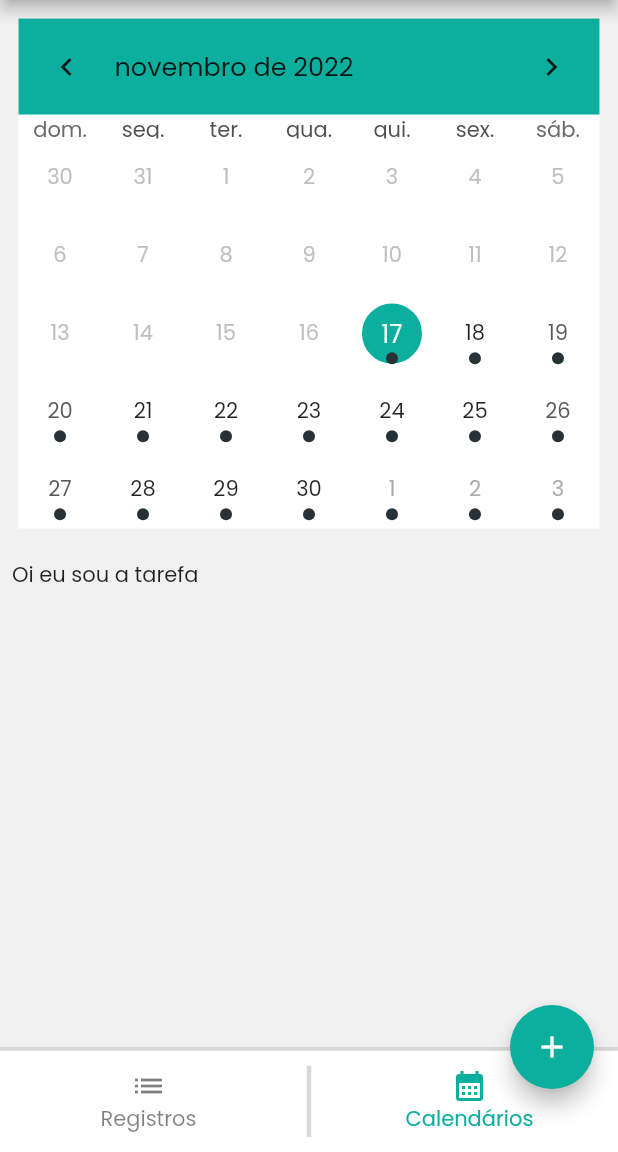
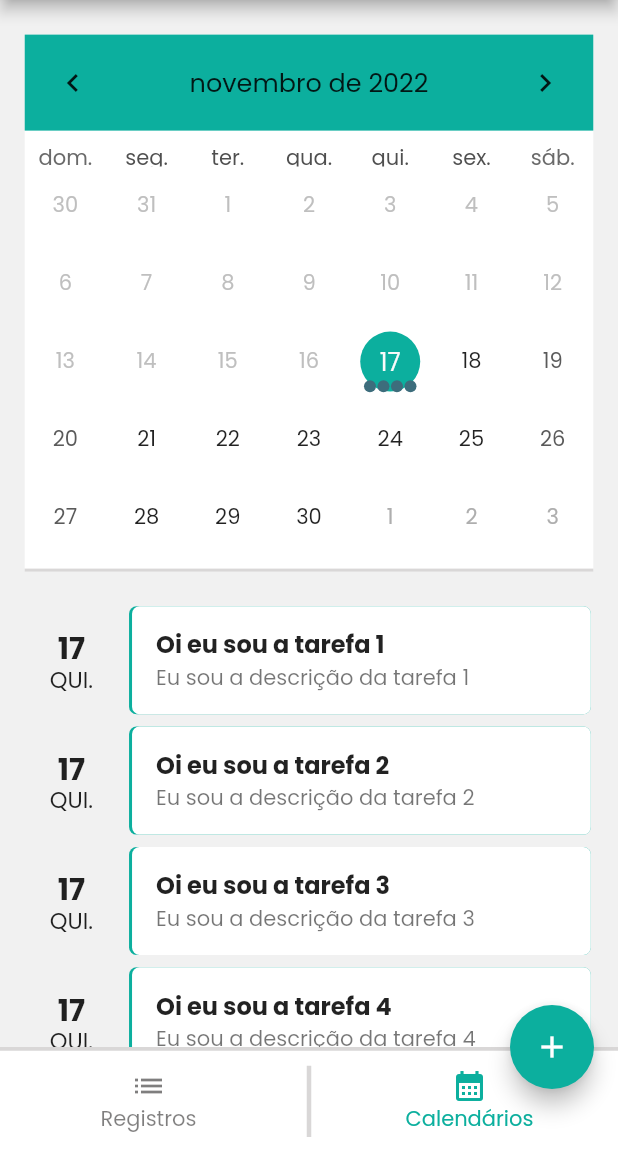
Before and after one commit to RafaMC03/Tasker, a Flutter app: the screen it shows once a user with an empty profile is signed in, swiped to page 2, on a phone screen of 412 x 824 dp, the part 84-1236 px from its top. Run offline on Flutter 3.47's test engine with Material 2 defaults, Android fonts, the phone set to English and light mode, and no system bars; drawn by our look-alikes of table_calendar; our stand-ins replace bot_toast, date_format, firebase_auth, firebase_core, google_fonts, page_transition; accounts and stored records are empty.

Commit message:
{Estilo de Tarefas & Correções} no Calendario

```diff
--- a/lib/modules/home/pages/cadastroTarefas.dart
+++ b/lib/modules/home/pages/cadastroTarefas.dart
@@ -1,7 +1,6 @@
 import 'package:flutter/material.dart';
 import 'package:tasker/modules/home/controllers/controller.dart';
 import 'package:tasker/shared/components/botoes/botao_componente.dart';
-import 'package:tasker/shared/components/campo_form/campo_form_componente.dart';
 import 'package:tasker/shared/components/campo_form/campo_form_tarefas.dart';
 
 final controllerTitulo = TextEditingController();
@@ -83,7 +82,7 @@ class _cadTarefasState extends State<cadTarefas> {
                       texto: 'Cadastrar tarefa',
                       corFundo: const Color.fromARGB(255, 12, 175, 158),
                       onPressed: () {
-                        Navigator.pop(context);
+                        Navigator.pop(context); // usar a função DateFormat('dd/MM/yyyy').format(data) para passar a data pro banco
                       },
                       corTexto: Colors.white),
                 ),
--- a/lib/modules/home/pages/calendario.dart
+++ b/lib/modules/home/pages/calendario.dart
@@ -1,6 +1,8 @@
 import 'package:flutter/material.dart';
 import 'package:table_calendar/table_calendar.dart';
 import 'package:tasker/modules/home/models/tarefa_model.dart';
+import 'package:date_format/date_format.dart';
+import 'package:intl/intl.dart';
 
 class Calendario extends StatefulWidget {
   const Calendario({super.key});
@@ -12,10 +14,33 @@ class Calendario extends StatefulWidget {
 class _CalendarioState extends State<Calendario> {
   DateTime _selectedDay = DateTime.now();
   DateTime _focusedDay = DateTime.now();
-  Map<String, List<TarefaAgendada>>? selectedTarefas = {};
+  Map<String, List<TarefaAgendada>>? selectedTarefas = {
+    '17/11/2022': [
+      TarefaAgendada(
+          titulo: "Oi eu sou a tarefa 1",
+          descricao: "Eu sou a descrição da tarefa 1",
+          data: "17/11/2022",
+          id: "1"),
+      TarefaAgendada(
+          titulo: "Oi eu sou a tarefa 2",
+          descricao: "Eu sou a descrição da tarefa 2",
+          data: "17/11/2022",
+          id: "2"),
+      TarefaAgendada(
+          titulo: "Oi eu sou a tarefa 3",
+          descricao: "Eu sou a descrição da tarefa 3",
+          data: "17/11/2022",
+          id: "3"),
+      TarefaAgendada(
+          titulo: "Oi eu sou a tarefa 4",
+          descricao: "Eu sou a descrição da tarefa 4",
+          data: "17/11/2022",
+          id: "4"),
+    ]
+  };
   List<TarefaAgendada>? tarefasTemp = [];
   List<TarefaAgendada> _getEventsfromDay(DateTime data) {
-    return selectedTarefas?[data] ?? [TarefaAgendada(titulo: "Oi eu sou a tarefa", descricao: "eu sou a descrição da tarefa", data: "10/10/2010", id: "1")];
+    return selectedTarefas?[DateFormat('dd/MM/yyyy').format(data)] ?? [];
   }
 
   @override
@@ -25,19 +50,37 @@ class _CalendarioState extends State<Calendario> {
       body: ListView(
         children: [
           Padding(
-            padding: EdgeInsets.all(MediaQuery.of(context).size.width * 0.03),
+            padding: EdgeInsets.only(
+                bottom: MediaQuery.of(context).size.height * 0.028,
+                top: MediaQuery.of(context).size.height * 0.028,
+                left: MediaQuery.of(context).size.width * 0.04,
+                right: MediaQuery.of(context).size.width * 0.04),
             child: Container(
               decoration: const BoxDecoration(
-                color: Colors.white
-              ),
+                  color: Colors.white,
+                  border: Border(
+                      bottom: BorderSide(
+                          color: Color.fromARGB(80, 133, 129, 129), width: 2))),
               child: Center(
                   child: TableCalendar(
+                calendarBuilders: CalendarBuilders(
+                  singleMarkerBuilder: (context, date, _) {
+                    return Container(
+                      decoration: const BoxDecoration(
+                          shape: BoxShape.circle,
+                          color: Color.fromARGB(255, 61, 109, 124)),
+                      width: 8.0,
+                      height: 8.0,
+                      margin: const EdgeInsets.symmetric(horizontal: 0.5),
+                    );
+                  },
+                ),
                 eventLoader: _getEventsfromDay,
                 headerStyle: const HeaderStyle(
+                    titleCentered: true,
                     decoration: BoxDecoration(
                       color: Color.fromARGB(255, 12, 175, 158),
-                      )
-                    ),
+                    )),
                 onDaySelected: (selectedDay, focusedDay) {
                   setState(() {
                     _selectedDay = selectedDay;
@@ -47,30 +90,77 @@ class _CalendarioState extends State<Calendario> {
                 selectedDayPredicate: (day) => isSameDay(day, _selectedDay),
                 calendarFormat: CalendarFormat.month,
                 locale: "pt_BR",
-                focusedDay: DateTime.now(),
+                focusedDay: _focusedDay,
                 firstDay: DateTime.now(),
                 lastDay: DateTime.now().add(const Duration(days: 30)),
                 availableCalendarFormats: const {CalendarFormat.month: 'Mês'},
-                onPageChanged: (focusedDay) {
-                    _focusedDay = focusedDay;
-                },
-                calendarStyle: CalendarStyle(
+                calendarStyle: const CalendarStyle(
+                  tablePadding: EdgeInsets.fromLTRB(0, 8, 0, 8),
                   selectedDecoration: BoxDecoration(
-                      color: const Color.fromARGB(255, 12, 175, 158),
+                    color: Color.fromARGB(255, 12, 175, 158),
                     shape: BoxShape.circle,
-                      border: Border.all(
-                          color: const Color.fromARGB(255, 12, 175, 158),
-                          width: 1.5)),
-                  todayTextStyle: const TextStyle(color: Colors.black),
-                  todayDecoration: const BoxDecoration(
+                  ),
+                  todayTextStyle: TextStyle(color: Colors.black),
+                  todayDecoration: BoxDecoration(
                       color: Color.fromARGB(0, 12, 175, 158),
                       shape: BoxShape.circle),
-                ),)
+                ),
+              )),
+            ),
+          ),
+          ..._getEventsfromDay(_selectedDay).map(
+            (TarefaAgendada tarefaAgendada) => Padding(
+                padding: EdgeInsets.fromLTRB(
+                    MediaQuery.of(context).size.width * 0.022,
+                    0,
+                    MediaQuery.of(context).size.height * 0.022,
+                    MediaQuery.of(context).size.width * 0.02),
+                child: Row(
+                  children: [
+                    Expanded(
+                      child: Column(
+                        children: [
+                          Text(
+                            _selectedDay.day.toString(),
+                            style: const TextStyle(
+                                fontWeight: FontWeight.bold, fontSize: 20),
+                          ),
+                          Text(
+                              DateFormat('EEE', 'pt_Br')
+                                  .format(_selectedDay)
+                                  .toUpperCase(),
+                              style: const TextStyle(fontSize: 15, height: 1))
+                        ],
+                      ),
+                    ),
+                    Expanded(
+                      flex: 4,
+                      child: Container(
+                        decoration: BoxDecoration(
+                            color: const Color.fromARGB(255, 12, 175, 158),
+                            borderRadius: BorderRadius.circular(5)),
+                        child: Container(
+                          margin: const EdgeInsetsDirectional.only(start: 2),
+                          decoration: BoxDecoration(
+                            color: Colors.white,
+                            borderRadius: BorderRadius.circular(5),
+                          ),
+                          child: ListTile(
+                            title: Text(
+                              tarefaAgendada.titulo,
+                              style:
+                                  const TextStyle(fontWeight: FontWeight.bold),
+                            ),
+                            subtitle: Text(tarefaAgendada.descricao),
                           ),
                         ),
                       ),
-          ..._getEventsfromDay(_selectedDay).map((TarefaAgendada tarefaAgendada) => Padding(padding: const EdgeInsets.all(8), child: Text(tarefaAgendada.titulo),),),
-        ],// falta fazer o estilo do evento e comparar a data com a selecionada
+                    ),
+                  ],
+                )),
+          ),
+          Padding(padding: EdgeInsets.only(bottom: MediaQuery.of(context).size.height * 0.018))
+        ], // falta fazer o estilo do evento e comparar a data com a selecionada
       ),
     );
   }
--- a/lib/modules/home/pages/home.dart
+++ b/lib/modules/home/pages/home.dart
@@ -73,15 +73,17 @@ class _HomeIndexPageState extends State<HomeIndexPage> {
                 children: [
                   //modelo das tarefas
                   Padding(
-                    padding: const EdgeInsets.only(top: 20),
+                    padding: EdgeInsets.only(top: MediaQuery.of(context).size.height * 0.027),
                     child: Container(
-                      width: MediaQuery.of(context).size.width * 0.95,
+                      width: MediaQuery.of(context).size.width * 0.92,
                       decoration: BoxDecoration(
                           color: const Color.fromARGB(255, 255, 255, 255),
                           borderRadius: BorderRadius.circular(10),
                           border: Border.all(
                               color: const Color.fromARGB(255, 12, 175, 158),
                               width: 2)),
+                      child: ClipRRect(
+                        borderRadius: BorderRadius.circular(8),
                         child: ExpansionTile(
                           backgroundColor: Colors.white,
                           onExpansionChanged: (expandido){
@@ -96,14 +98,14 @@ class _HomeIndexPageState extends State<HomeIndexPage> {
                             });
                           },
                           trailing: Column(
-                          mainAxisAlignment: MainAxisAlignment.spaceBetween,
+                            mainAxisAlignment: MainAxisAlignment.spaceEvenly,
                             children: [
                               const Text('30 nov', style: TextStyle(color: Color.fromARGB(255, 12, 175, 158)),),
                               Text('Expandir', style: TextStyle(color: _expandido == false ? const Color.fromARGB(255, 12, 175, 158) : const Color.fromARGB(0, 0, 0, 0)),),
                             ]
                           ),
                           subtitle: Text(
-                            'Terminar home page', maxLines: _tamanhoLinha, style: const TextStyle(color:Color.fromARGB(255, 0, 0, 0)),),
+                              'Terminar home page', maxLines: _tamanhoLinha, style: const TextStyle(color:Color.fromARGB(255, 133, 129, 129)),),
                           title: const Text(
                             'Sprint 3 - PSI',
                             style: TextStyle(
@@ -125,6 +127,7 @@ class _HomeIndexPageState extends State<HomeIndexPage> {
                                 )
                               ],)
                           ],
+                        ),
                       ),
                     ),
                   )
--- a/lib/shared/components/campo_form/campo_form_tarefas.dart
+++ b/lib/shared/components/campo_form/campo_form_tarefas.dart
@@ -1,6 +1,4 @@
 import 'package:flutter/material.dart';
-import 'package:flutter/src/widgets/container.dart';
-import 'package:flutter/src/widgets/framework.dart';
 
 class CampoFormTarefas extends StatefulWidget {
   final String label;
@@ -83,22 +81,22 @@ class _CampoFormTarefasState extends State<CampoFormTarefas> {
                                   onPressed: (() {
                                     showDatePicker(
                                         context: context,
-                                        locale: Locale('pt', 'BR'),
+                                        locale: const Locale('pt', 'BR'),
                                         initialDate: DateTime.now(),
                                         firstDate: DateTime.now(),
                                         lastDate: DateTime.now()
-                                            .add(Duration(days: 30)),
+                                            .add(const Duration(days: 30)),
                                         builder: ((context, child) {
                                           return Theme(
                                               data: ThemeData.light().copyWith(
                                                 primaryColor:
                                                     const Color.fromARGB(
                                                         255, 12, 175, 158),
-                                                colorScheme: ColorScheme.light(
+                                                colorScheme: const ColorScheme.light(
                                                     onPrimary: Colors.black,
-                                                    primary: const Color.fromARGB(
+                                                    primary: Color.fromARGB(
                                                         255, 12, 175, 158)),
-                                                buttonTheme: ButtonThemeData(
+                                                buttonTheme: const ButtonThemeData(
                                                     textTheme:
                                                         ButtonTextTheme.primary),
                                               ),
--- a/pubspec.yaml
+++ b/pubspec.yaml
@@ -43,6 +43,7 @@ dependencies:
   flutter_localizations:
     sdk: flutter
   table_calendar: ^3.0.8
+  date_format: ^2.0.7
 
 dev_dependencies:
   flutter_test:
```
Also changed, not shown: pubspec.lock. Lines whose indentation alone changed are shown as unchanged.
